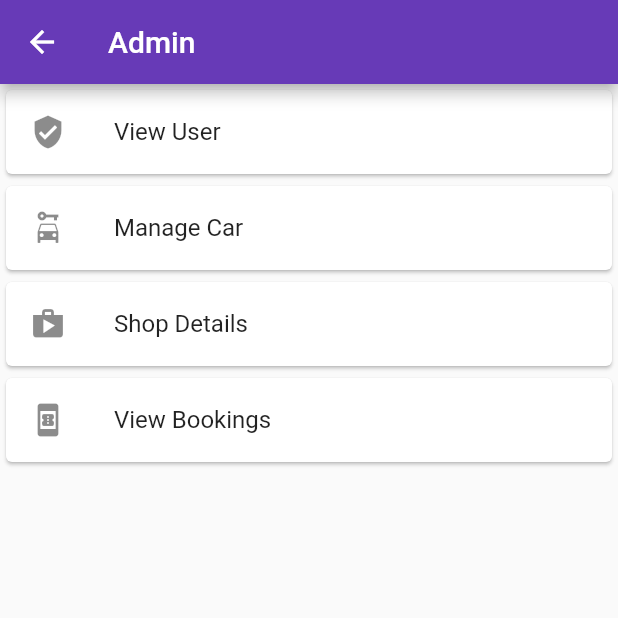
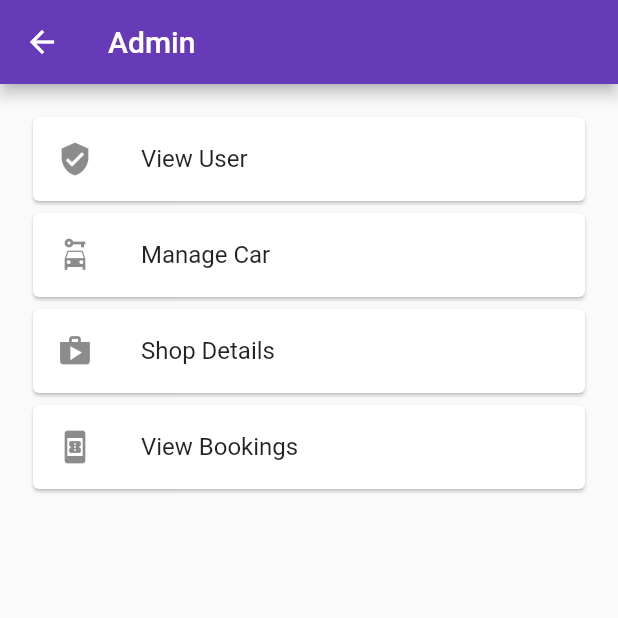
Before and after one commit to MS-Somaraj/carrus_new, a Flutter app: the Admin screen opened directly, on a phone screen of 412 x 824 dp, the top half of it. Run offline on Flutter 3.47's test engine with Material 2 defaults, Android fonts, the phone set to English and light mode, and no system bars; our stand-ins replace carousel_slider, connectivity_plus, equatable, flutter_bloc, fluttertoast, group_radio_button and 1 more; accounts and stored records are empty.

```diff
--- a/lib/ui/admin/adminPage.dart
+++ b/lib/ui/admin/adminPage.dart
@@ -20,7 +20,9 @@ class _AdminState extends State<Admin> {
         title: Text("Admin"),
 
       ),
-      body: Container(
+      body: Padding(
+        padding: const EdgeInsets.all(18.0),
+        child: Container(
           height: MediaQuery.of(context).size.height,
           width: MediaQuery.of(context).size.width,
           child: SingleChildScrollView(
@@ -60,6 +62,7 @@ class _AdminState extends State<Admin> {
             ),
           ),
         ),
+      ),
     );
   }
 }
```
Lines whose indentation alone changed are shown as unchanged.
